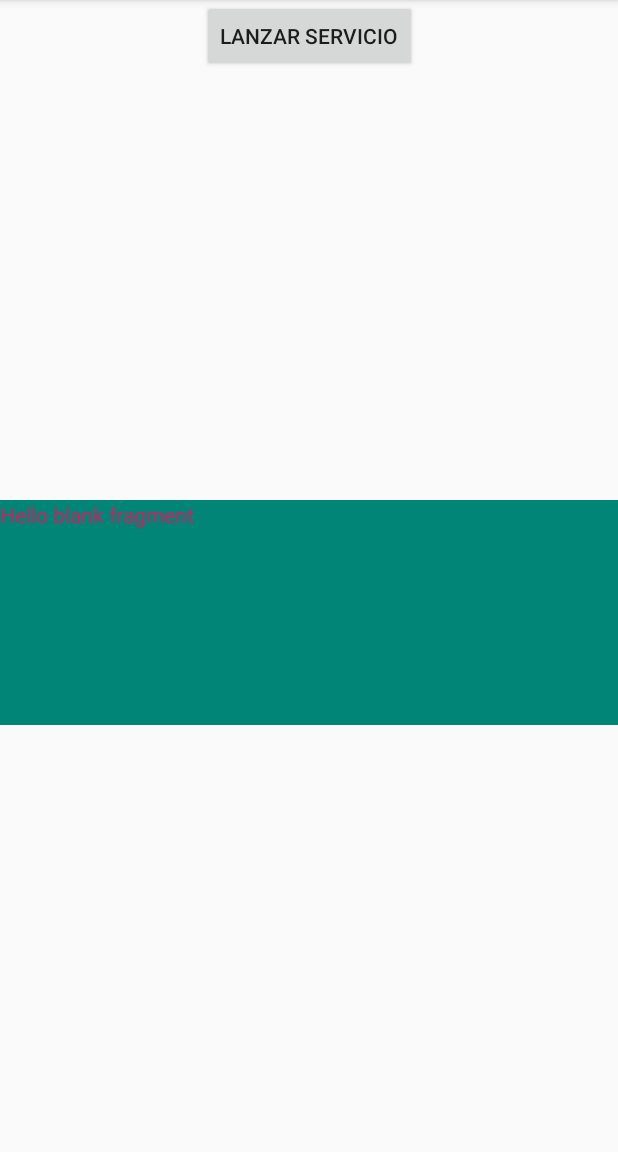
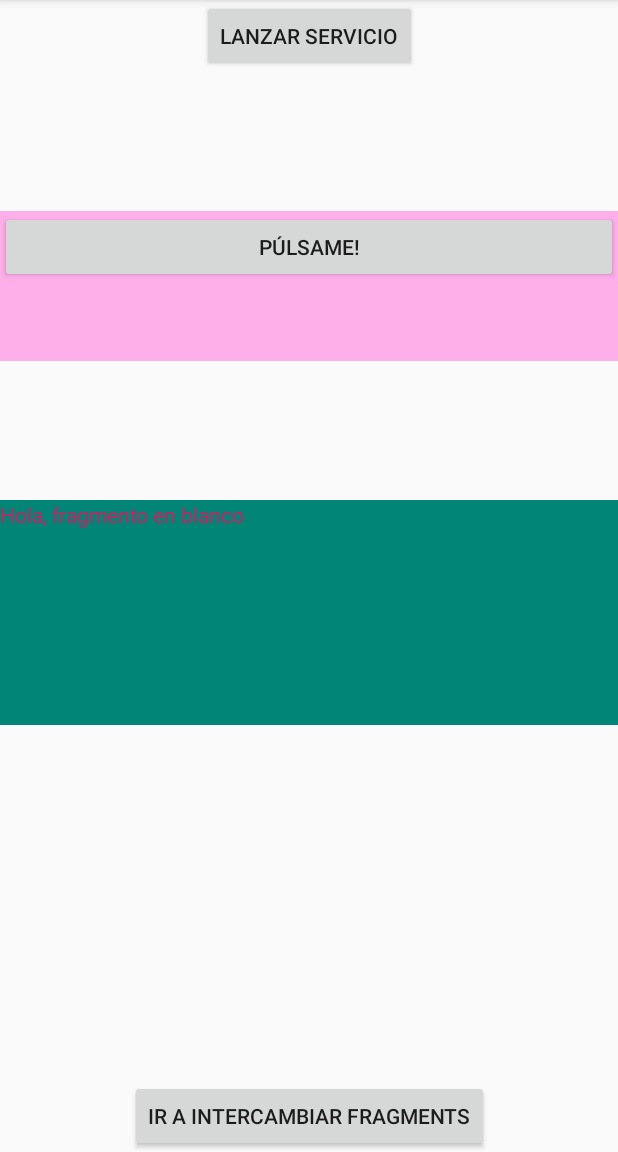
Before and after one commit to MiguelParamos/EjemplosJuegosLibGdx, an Android app: the screen it shows after launch (MainActivity), on a phone screen of 412 x 824 dp, the part 84-1236 px from its top. Run offline under Robolectric (Android 15) with nearby library versions, the phone set to English and light mode, and no system bars.

Commit message:
En pantalla inicial, ponemos y quitamos un fragment
y también pasamos a una segunda actividad vacía

```diff
--- a/PruebasTema5/app/src/main/AndroidManifest.xml
+++ b/PruebasTema5/app/src/main/AndroidManifest.xml
@@ -9,10 +9,12 @@
         android:roundIcon="@mipmap/ic_launcher_round"
         android:supportsRtl="true"
         android:theme="@style/AppTheme">
+        <activity android:name=".PantallaIntercambiarFragments"></activity>
+
         <service
             android:name=".Servicio"
             android:enabled="true"
-            android:exported="true"></service>
+            android:exported="true" />
 
         <activity android:name=".MainActivity">
             <intent-filter>
--- /dev/null
+++ b/PruebasTema5/app/src/main/java/es/cenecmalaga/pruebastema5/Fragmento2.kt
@@ -0,0 +1,21 @@
+package es.cenecmalaga.pruebastema5
+
+import android.os.Bundle
+import android.view.LayoutInflater
+import android.view.View
+import android.view.ViewGroup
+import androidx.fragment.app.Fragment
+
+class Fragmento2 : Fragment() {
+    override fun onCreate(savedInstanceState: Bundle?) {
+        super.onCreate(savedInstanceState)
+    }
+
+    override fun onCreateView(
+        inflater: LayoutInflater,
+        container: ViewGroup?,
+        savedInstanceState: Bundle?
+    ): View? {
+        return inflater.inflate(R.layout.fragmento2,container,false)
+    }
+}
--- a/PruebasTema5/app/src/main/java/es/cenecmalaga/pruebastema5/MainActivity.kt
+++ b/PruebasTema5/app/src/main/java/es/cenecmalaga/pruebastema5/MainActivity.kt
@@ -4,12 +4,23 @@ import android.content.Intent
 import androidx.appcompat.app.AppCompatActivity
 import android.os.Bundle
 import android.view.View
+import androidx.fragment.app.Fragment
+import androidx.fragment.app.FragmentManager
+import androidx.fragment.app.FragmentTransaction
 
 class MainActivity : AppCompatActivity() {
 
     override fun onCreate(savedInstanceState: Bundle?) {
         super.onCreate(savedInstanceState)
         setContentView(R.layout.activity_main)
+        //Creo fragment
+        var frag2:Fragmento2= Fragmento2()
+        //Recupero FragmentManager que me permite insertar fragments en la actividad
+        var manager:FragmentManager=this.supportFragmentManager
+        //Empiezo la transacción para meter todos los fragment de golpe en la vista
+        var transaccion:FragmentTransaction=manager.beginTransaction()
+        transaccion.add(R.id.framelayout,frag2,"miFragmento2")
+        transaccion.commit()
     }
 
     fun lanzarServicio(view: View) {
@@ -20,5 +31,25 @@ class MainActivity : AppCompatActivity() {
 
     }
 
+    fun quitarFragmento2(view: View) {
+        //Recupero fragmentManager para poder obtener el fragment que quiero
+        var manager:FragmentManager=this.supportFragmentManager
+        //Recupero el fragment a través del manager
+        var fragmento2: Fragment? =manager.findFragmentByTag("miFragmento2")
+        //Empiezo la transacción
+        var transaccion:FragmentTransaction=manager.beginTransaction();
+        //Si no es nula, la elimino
+        if(fragmento2!=null){
+            transaccion.remove(fragmento2)
+        }
+        //Hago commit para que la transacción tenga efecto
+        transaccion.commit()
+    }
+
+    fun irAIntercambioFragments(view: View) {
+        var intent:Intent=Intent(this,PantallaIntercambiarFragments::class.java)
+        startActivity(intent)
+    }
+
 
 }
--- a/PruebasTema5/app/src/main/res/layout/activity_main.xml
+++ b/PruebasTema5/app/src/main/res/layout/activity_main.xml
@@ -10,8 +10,8 @@
         android:id="@+id/lanzarServicio"
         android:layout_width="wrap_content"
         android:layout_height="wrap_content"
+        android:onClick="lanzarServicio"
         android:text="@string/lanzarServicio"
-        android:onClick="lanzarServicio"
         app:layout_constraintEnd_toEndOf="parent"
         app:layout_constraintStart_toStartOf="parent"
         app:layout_constraintTop_toTopOf="parent" />
@@ -25,4 +25,26 @@
         app:layout_constraintEnd_toEndOf="parent"
         app:layout_constraintStart_toStartOf="parent"
         app:layout_constraintTop_toBottomOf="@+id/lanzarServicio" />
+
+    <FrameLayout
+        android:id="@+id/framelayout"
+        android:layout_width="match_parent"
+        android:layout_height="100dp"
+        android:layout_marginTop="1dp"
+        android:layout_marginBottom="1dp"
+        app:layout_constraintBottom_toTopOf="@+id/fragment"
+        app:layout_constraintStart_toStartOf="parent"
+        app:layout_constraintTop_toBottomOf="@+id/lanzarServicio">
+
+    </FrameLayout>
+
+    <Button
+        android:id="@+id/irAPantallaIntercambiarFragments"
+        android:layout_width="wrap_content"
+        android:layout_height="wrap_content"
+        android:text="@string/irAIntercambiarFragments"
+        android:onClick="irAIntercambioFragments"
+        app:layout_constraintBottom_toBottomOf="parent"
+        app:layout_constraintEnd_toEndOf="parent"
+        app:layout_constraintStart_toStartOf="parent" />
 </androidx.constraintlayout.widget.ConstraintLayout>
--- /dev/null
+++ b/PruebasTema5/app/src/main/res/layout/fragmento2.xml
@@ -0,0 +1,13 @@
+<?xml version="1.0" encoding="utf-8"?>
+<LinearLayout xmlns:android="http://schemas.android.com/apk/res/android"
+    android:orientation="vertical" android:layout_width="match_parent"
+    android:layout_height="match_parent"
+    android:background="@color/fea">
+
+    <Button
+        android:id="@+id/botonAccion"
+        android:layout_width="match_parent"
+        android:layout_height="wrap_content"
+        android:onClick="quitarFragmento2"
+        android:text="@string/pulsame" />
+</LinearLayout>
--- a/PruebasTema5/app/src/main/res/values/colors.xml
+++ b/PruebasTema5/app/src/main/res/values/colors.xml
@@ -3,4 +3,5 @@
     <color name="colorPrimary">#008577</color>
     <color name="colorPrimaryDark">#00574B</color>
     <color name="colorAccent">#D81B60</color>
+    <color name="fea">#feafea</color>
 </resources>
--- a/PruebasTema5/app/src/main/res/values/strings.xml
+++ b/PruebasTema5/app/src/main/res/values/strings.xml
@@ -1,7 +1,7 @@
 <resources>
     <string name="app_name">PruebasTema5</string>
     <string name="lanzarServicio">Lanzar Servicio</string>
-
-    <!-- TODO: Remove or change this placeholder text -->
-    <string name="hello_blank_fragment">Hello blank fragment</string>
+    <string name="pulsame">Púlsame!</string>
+    <string name="hello_blank_fragment">Hola, fragmento en blanco</string>
+    <string name="irAIntercambiarFragments">Ir a intercambiar Fragments</string>
 </resources>
```
Also changed, not shown: PruebasTema5/app/src/main/java/es/cenecmalaga/pruebastema5/PantallaIntercambiarFragments.kt (added, +12 -0 lines), PruebasTema5/app/src/main/res/layout/intercambiar_fragments.xml (added, +9 -0 lines), 1 other file.
